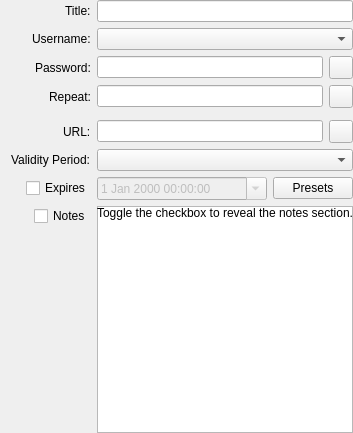
This is src/gui/entry/EditEntryWidgetMain.ui in MuehlburgPhoenix/keepassxc as Qt 5 draws it before an edit. The edited form follows.
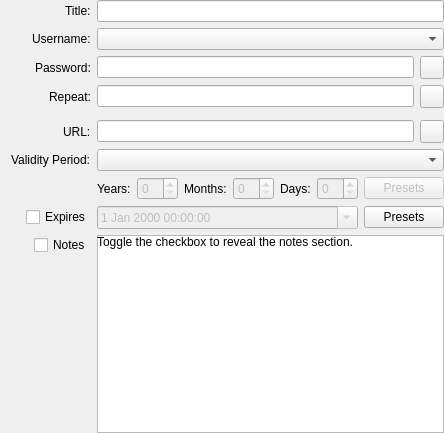
This is the edited form. Custom widgets are drawn as their Qt base class.

Commit message: Add validity period widgets to EditEntryWidget

```diff
--- a/src/gui/entry/EditEntryWidgetMain.ui
+++ b/src/gui/entry/EditEntryWidgetMain.ui
@@ -20,10 +20,10 @@
    <property name="bottomMargin">
     <number>0</number>
    </property>
-   <item row="5" column="0" alignment="Qt::AlignRight">
-    <widget class="QLabel" name="urlLabel">
+   <item row="13" column="0" alignment="Qt::AlignRight">
+    <widget class="QCheckBox" name="expireCheck">
      <property name="text">
-      <string>URL:</string>
+      <string>Expires</string>
      </property>
     </widget>
    </item>
@@ -37,101 +37,7 @@
      </item>
     </layout>
    </item>
-   <item row="4" column="1">
-    <widget class="PasswordGeneratorWidget" name="passwordGenerator" native="true"/>
-   </item>
-   <item row="2" column="0" alignment="Qt::AlignRight">
-    <widget class="QLabel" name="passwordLabel">
-     <property name="text">
-      <string>Password:</string>
-     </property>
-    </widget>
-   </item>
-   <item row="3" column="1">
-    <layout class="QHBoxLayout" name="horizontalLayout_4">
-     <item>
-      <widget class="PasswordEdit" name="passwordRepeatEdit">
-       <property name="echoMode">
-        <enum>QLineEdit::Password</enum>
-       </property>
-      </widget>
-     </item>
-     <item>
-      <widget class="QToolButton" name="togglePasswordGeneratorButton">
-       <property name="checkable">
-        <bool>true</bool>
-       </property>
-      </widget>
-     </item>
-    </layout>
-   </item>
-   <item row="2" column="1">
-    <layout class="QHBoxLayout" name="horizontalLayout">
-     <item>
-      <widget class="PasswordEdit" name="passwordEdit">
-       <property name="echoMode">
-        <enum>QLineEdit::Password</enum>
-       </property>
-      </widget>
-     </item>
-     <item>
-      <widget class="QToolButton" name="togglePasswordButton">
-       <property name="checkable">
-        <bool>true</bool>
-       </property>
-      </widget>
-     </item>
-    </layout>
-   </item>
-   <item row="3" column="0" alignment="Qt::AlignRight">
-    <widget class="QLabel" name="passwordRepeatLabel">
-     <property name="text">
-      <string>Repeat:</string>
-     </property>
-    </widget>
-   </item>
-   <item row="0" column="0" alignment="Qt::AlignRight">
-    <widget class="QLabel" name="titleLabel">
-     <property name="text">
-      <string>Title:</string>
-     </property>
-    </widget>
-   </item>
-   <item row="9" column="0" alignment="Qt::AlignRight|Qt::AlignTop">
-    <widget class="QCheckBox" name="notesEnabled">
-     <property name="text">
-      <string>Notes</string>
-     </property>
-    </widget>
-   </item>
-   <item row="7" column="1">
-    <layout class="QHBoxLayout" name="horizontalLayout_2">
-     <item>
-      <widget class="QDateTimeEdit" name="expireDatePicker">
-       <property name="enabled">
-        <bool>false</bool>
-       </property>
-       <property name="calendarPopup">
-        <bool>true</bool>
-       </property>
-      </widget>
-     </item>
-     <item>
-      <widget class="QPushButton" name="expirePresets">
-       <property name="sizePolicy">
-        <sizepolicy hsizetype="Fixed" vsizetype="Fixed">
-         <horstretch>0</horstretch>
-         <verstretch>0</verstretch>
-        </sizepolicy>
-       </property>
-       <property name="text">
-        <string>Presets</string>
-       </property>
-      </widget>
-     </item>
-    </layout>
-   </item>
-   <item row="9" column="1">
+   <item row="15" column="1">
     <widget class="QPlainTextEdit" name="notesEdit">
      <property name="sizePolicy">
       <sizepolicy hsizetype="Expanding" vsizetype="Expanding">
@@ -147,7 +53,7 @@
      </property>
     </widget>
    </item>
-   <item row="9" column="1">
+   <item row="15" column="1">
     <widget class="QLabel" name="notesHint">
      <property name="visible">
       <bool>false</bool>
@@ -160,6 +66,13 @@
      </property>
     </widget>
    </item>
+   <item row="3" column="0" alignment="Qt::AlignRight">
+    <widget class="QLabel" name="passwordRepeatLabel">
+     <property name="text">
+      <string>Repeat:</string>
+     </property>
+    </widget>
+   </item>
    <item row="1" column="0" alignment="Qt::AlignRight">
     <widget class="QLabel" name="usernameLabel">
      <property name="text">
@@ -167,18 +80,209 @@
      </property>
     </widget>
    </item>
+   <item row="0" column="0" alignment="Qt::AlignRight">
+    <widget class="QLabel" name="titleLabel">
+     <property name="text">
+      <string>Title:</string>
+     </property>
+    </widget>
+   </item>
+   <item row="2" column="0" alignment="Qt::AlignRight">
+    <widget class="QLabel" name="passwordLabel">
+     <property name="text">
+      <string>Password:</string>
+     </property>
+    </widget>
+   </item>
+   <item row="6" column="1">
+    <widget class="QComboBox" name="validityPeriodComboBox"/>
+   </item>
+   <item row="5" column="0" alignment="Qt::AlignRight">
+    <widget class="QLabel" name="urlLabel">
+     <property name="text">
+      <string>URL:</string>
+     </property>
+    </widget>
+   </item>
+   <item row="2" column="1">
+    <layout class="QHBoxLayout" name="horizontalLayout">
+     <item>
+      <widget class="PasswordEdit" name="passwordEdit">
+       <property name="echoMode">
+        <enum>QLineEdit::Password</enum>
+       </property>
+      </widget>
+     </item>
+     <item>
+      <widget class="QToolButton" name="togglePasswordButton">
+       <property name="checkable">
+        <bool>true</bool>
+       </property>
+      </widget>
+     </item>
+    </layout>
+   </item>
+   <item row="3" column="1">
+    <layout class="QHBoxLayout" name="horizontalLayout_4">
+     <item>
+      <widget class="PasswordEdit" name="passwordRepeatEdit">
+       <property name="echoMode">
+        <enum>QLineEdit::Password</enum>
+       </property>
+      </widget>
+     </item>
+     <item>
+      <widget class="QToolButton" name="togglePasswordGeneratorButton">
+       <property name="checkable">
+        <bool>true</bool>
+       </property>
+      </widget>
+     </item>
+    </layout>
+   </item>
+   <item row="15" column="0" alignment="Qt::AlignRight|Qt::AlignTop">
+    <widget class="QCheckBox" name="notesEnabled">
+     <property name="text">
+      <string>Notes</string>
+     </property>
+    </widget>
+   </item>
    <item row="0" column="1">
     <widget class="QLineEdit" name="titleEdit"/>
    </item>
+   <item row="13" column="1">
+    <layout class="QHBoxLayout" name="horizontalLayout_2">
+     <item>
+      <widget class="QDateTimeEdit" name="expireDatePicker">
+       <property name="enabled">
+        <bool>false</bool>
+       </property>
+       <property name="calendarPopup">
+        <bool>true</bool>
+       </property>
+      </widget>
+     </item>
+     <item>
+      <widget class="QPushButton" name="expirePresets">
+       <property name="sizePolicy">
+        <sizepolicy hsizetype="Fixed" vsizetype="Fixed">
+         <horstretch>0</horstretch>
+         <verstretch>0</verstretch>
+        </sizepolicy>
+       </property>
+       <property name="text">
+        <string>Presets</string>
+       </property>
+      </widget>
+     </item>
+    </layout>
+   </item>
    <item row="1" column="1">
     <widget class="QComboBox" name="usernameComboBox"/>
    </item>
-   <item row="7" column="0" alignment="Qt::AlignRight">
-    <widget class="QCheckBox" name="expireCheck">
-     <property name="text">
-      <string>Expires</string>
-     </property>
-    </widget>
+   <item row="4" column="1">
+    <widget class="PasswordGeneratorWidget" name="passwordGenerator" native="true"/>
+   </item>
+   <item row="7" column="1">
+    <layout class="QGridLayout" name="validityPeriodLayout">
+     <item row="0" column="2">
+      <spacer name="validityPeriodYearsMonthsSpacer">
+       <property name="orientation">
+        <enum>Qt::Horizontal</enum>
+       </property>
+       <property name="sizeType">
+        <enum>QSizePolicy::Preferred</enum>
+       </property>
+       <property name="sizeHint" stdset="0">
+        <size>
+         <width>30</width>
+         <height>20</height>
+        </size>
+       </property>
+      </spacer>
+     </item>
+     <item row="0" column="9">
+      <widget class="QPushButton" name="validityPeriodPresetsButton">
+       <property name="enabled">
+        <bool>false</bool>
+       </property>
+       <property name="text">
+        <string>Presets</string>
+       </property>
+      </widget>
+     </item>
+     <item row="0" column="1">
+      <widget class="QSpinBox" name="validityPeriodYearsSpinBox">
+       <property name="enabled">
+        <bool>false</bool>
+       </property>
+      </widget>
+     </item>
+     <item row="0" column="5">
+      <spacer name="validityPeriodMonthsDaysSpacer">
+       <property name="orientation">
+        <enum>Qt::Horizontal</enum>
+       </property>
+       <property name="sizeType">
+        <enum>QSizePolicy::Preferred</enum>
+       </property>
+       <property name="sizeHint" stdset="0">
+        <size>
+         <width>30</width>
+         <height>20</height>
+        </size>
+       </property>
+      </spacer>
+     </item>
+     <item row="0" column="7">
+      <widget class="QSpinBox" name="validityPeriodDaysSpinBox">
+       <property name="enabled">
+        <bool>false</bool>
+       </property>
+      </widget>
+     </item>
+     <item row="0" column="8">
+      <spacer name="validityPeriodPresetsSpacer">
+       <property name="orientation">
+        <enum>Qt::Horizontal</enum>
+       </property>
+       <property name="sizeHint" stdset="0">
+        <size>
+         <width>40</width>
+         <height>20</height>
+        </size>
+       </property>
+      </spacer>
+     </item>
+     <item row="0" column="3">
+      <widget class="QLabel" name="validityPeriodMonthsLabel">
+       <property name="text">
+        <string>Months:</string>
+       </property>
+      </widget>
+     </item>
+     <item row="0" column="0">
+      <widget class="QLabel" name="validityPeriodYearsLabel">
+       <property name="text">
+        <string>Years:</string>
+       </property>
+      </widget>
+     </item>
+     <item row="0" column="4">
+      <widget class="QSpinBox" name="validityPeriodMonthsSpinBox">
+       <property name="enabled">
+        <bool>false</bool>
+       </property>
+      </widget>
+     </item>
+     <item row="0" column="6">
+      <widget class="QLabel" name="validityPeriodDaysLabel">
+       <property name="text">
+        <string>Days:</string>
+       </property>
+      </widget>
+     </item>
+    </layout>
    </item>
    <item row="6" column="0" alignment="Qt::AlignRight">
     <widget class="QLabel" name="validityPeriodLabel">
@@ -187,9 +291,6 @@
      </property>
     </widget>
    </item>
-   <item row="6" column="1">
-    <widget class="QComboBox" name="validityPeriodComboBox"/>
-   </item>
   </layout>
  </widget>
  <customwidgets>
```
